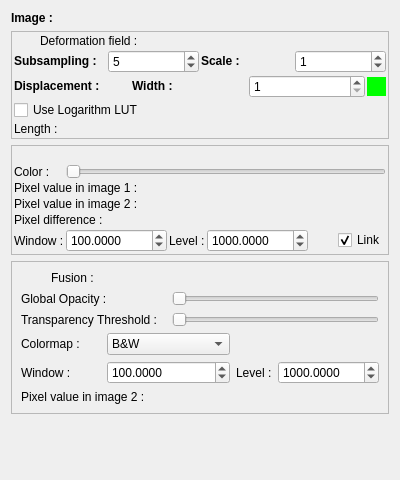
Old version of the form vv/qt_ui/vvOverlayPanel.ui in the repository open-vv/vv.
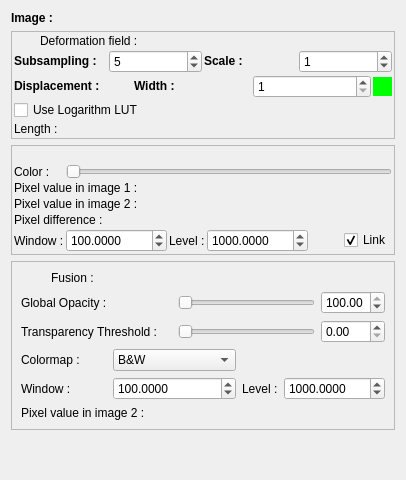
New version of the form. Icons and pictures are not drawn.

Commit message:
finer control over fusion transparency
- addition of a spin box to set the values

Diff of the .ui file:
```diff
--- a/vv/qt_ui/vvOverlayPanel.ui
+++ b/vv/qt_ui/vvOverlayPanel.ui
@@ -6,7 +6,7 @@
    <rect>
     <x>0</x>
     <y>0</y>
-    <width>342</width>
+    <width>344</width>
     <height>480</height>
    </rect>
   </property>
@@ -422,7 +422,7 @@
         </property>
        </widget>
       </item>
-      <item row="0" column="1" colspan="2">
+      <item row="0" column="1">
        <widget class="QLabel" name="dataFusionnedLabel">
         <property name="sizePolicy">
          <sizepolicy hsizetype="Preferred" vsizetype="Fixed">
@@ -435,7 +435,7 @@
         </property>
        </widget>
       </item>
-      <item row="1" column="0" colspan="3">
+      <item row="1" column="0" colspan="2">
        <widget class="QLabel" name="opacityLabel">
         <property name="text">
          <string>Global Opacity :</string>
@@ -455,6 +455,25 @@
         </property>
        </widget>
       </item>
+      <item row="1" column="6">
+       <widget class="QDoubleSpinBox" name="fusionOpacitySpin">
+        <property name="decimals">
+         <number>2</number>
+        </property>
+        <property name="minimum">
+         <double>0.000000000000000</double>
+        </property>
+        <property name="maximum">
+         <double>100.000000000000000</double>
+        </property>
+        <property name="singleStep">
+         <double>1.000000000000000</double>
+        </property>
+        <property name="value">
+         <double>100.000000000000000</double>
+        </property>
+       </widget>
+      </item>
       <item row="2" column="0" colspan="3">
        <widget class="QLabel" name="thresOpacityLabel">
         <property name="toolTip">
@@ -484,6 +503,25 @@
         </property>
        </widget>
       </item>
+      <item row="2" column="6">
+       <widget class="QDoubleSpinBox" name="fusionThresSpin">
+        <property name="decimals">
+         <number>2</number>
+        </property>
+        <property name="minimum">
+         <double>0.000000000000000</double>
+        </property>
+        <property name="maximum">
+         <double>100.000000000000000</double>
+        </property>
+        <property name="singleStep">
+         <double>1.000000000000000</double>
+        </property>
+        <property name="value">
+         <double>0.000000000000000</double>
+        </property>
+       </widget>
+      </item>
       <item row="3" column="0" colspan="2">
        <widget class="QLabel" name="label_6">
         <property name="sizePolicy">
@@ -562,7 +600,7 @@
         </property>
        </widget>
       </item>
-      <item row="4" column="5">
+      <item row="4" column="5" colspan="2">
        <widget class="QDoubleSpinBox" name="fusionLevelSpinBox">
         <property name="decimals">
          <number>4</number>
```
Left out of the diff: 3 changed lines with no effect on the pictures. The commit also changes 4 other files.
